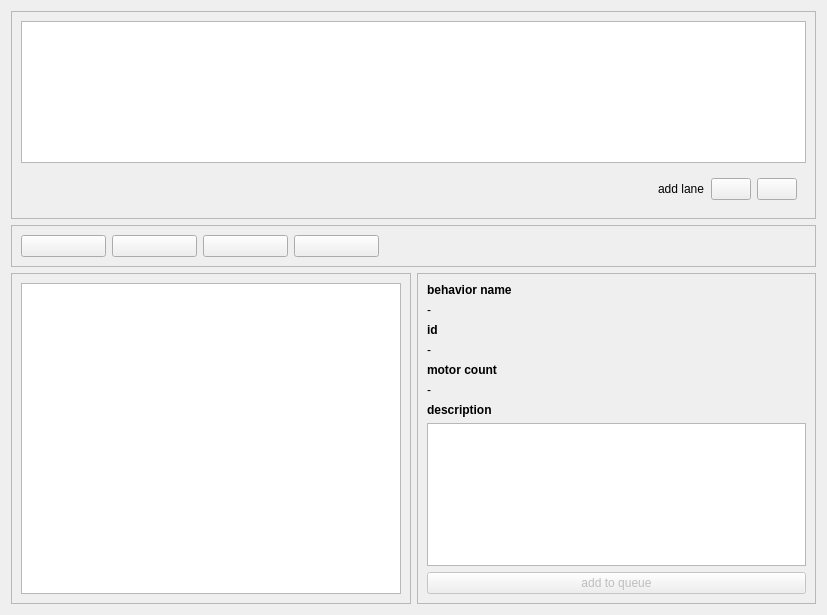
This is src/roboy_control/src/view/PlayerView/PlayerView.ui in letrend/roboy_control as Qt 5 draws it before an edit. The edited form follows.
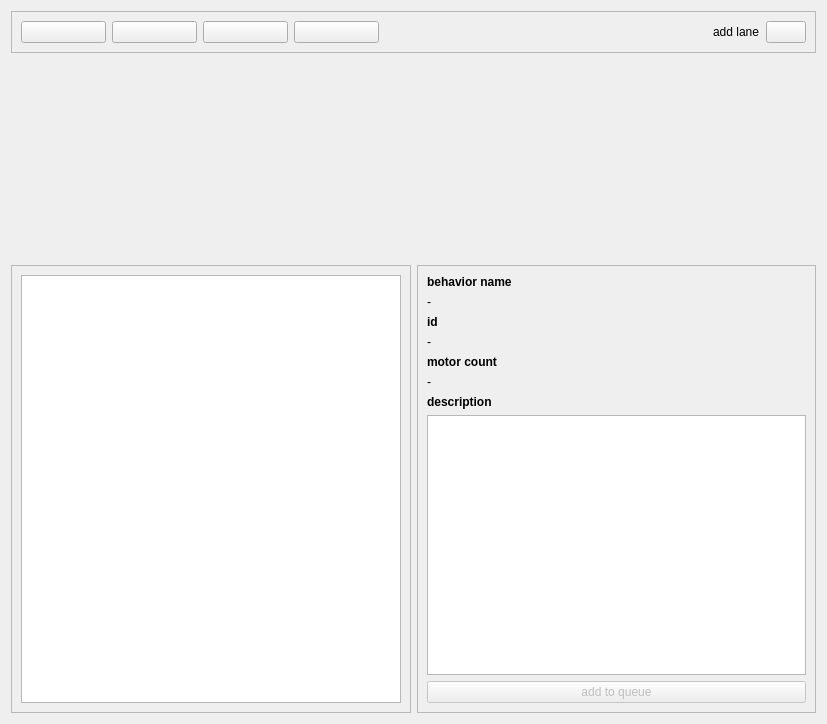
This is the edited form. Icons and pictures are not drawn. Custom widgets are drawn as their Qt base class.

Commit message: Added the MultiLaneView to the program. Currently it only renders to static items for demonstration purpose. Full functionality will be established within the next commits.

What changed in the file:
```diff
--- a/src/roboy_control/src/view/PlayerView/PlayerView.ui
+++ b/src/roboy_control/src/view/PlayerView/PlayerView.ui
@@ -7,7 +7,7 @@
     <x>0</x>
     <y>0</y>
     <width>827</width>
-    <height>615</height>
+    <height>724</height>
    </rect>
   </property>
   <property name="windowTitle">
@@ -17,85 +17,6 @@
    <string notr="true"/>
   </property>
   <layout class="QVBoxLayout" name="verticalLayout">
-   <item>
-    <widget class="QFrame" name="behaviorQueueFrame">
-     <property name="frameShape">
-      <enum>QFrame::StyledPanel</enum>
-     </property>
-     <property name="frameShadow">
-      <enum>QFrame::Raised</enum>
-     </property>
-     <layout class="QVBoxLayout" name="verticalLayout_6">
-      <item>
-       <widget class="QListView" name="behaviorQueueListView">
-        <property name="contextMenuPolicy">
-         <enum>Qt::CustomContextMenu</enum>
-        </property>
-        <property name="dragEnabled">
-         <bool>true</bool>
-        </property>
-        <property name="dragDropOverwriteMode">
-         <bool>true</bool>
-        </property>
-        <property name="dragDropMode">
-         <enum>QAbstractItemView::InternalMove</enum>
-        </property>
-        <property name="flow">
-         <enum>QListView::LeftToRight</enum>
-        </property>
-       </widget>
-      </item>
-      <item>
-       <widget class="QWidget" name="widget" native="true">
-        <layout class="QHBoxLayout" name="horizontalLayout_3">
-         <item>
-          <spacer name="horizontalSpacer_2">
-           <property name="orientation">
-            <enum>Qt::Horizontal</enum>
-           </property>
-           <property name="sizeHint" stdset="0">
-            <size>
-             <width>40</width>
-             <height>20</height>
-            </size>
-           </property>
-          </spacer>
-         </item>
-         <item>
-          <widget class="QLabel" name="label">
-           <property name="text">
-            <string>add lane</string>
-           </property>
-          </widget>
-         </item>
-         <item>
-          <widget class="QPushButton" name="pushButton_2">
-           <property name="text">
-            <string/>
-           </property>
-           <property name="icon">
-            <iconset resource="PlayerResources.qrc">
-             <normaloff>:/add-img.png</normaloff>:/add-img.png</iconset>
-           </property>
-          </widget>
-         </item>
-         <item>
-          <widget class="QPushButton" name="pushButton">
-           <property name="text">
-            <string/>
-           </property>
-           <property name="icon">
-            <iconset resource="PlayerResources.qrc">
-             <normaloff>:/remove-img.png</normaloff>:/remove-img.png</iconset>
-           </property>
-          </widget>
-         </item>
-        </layout>
-       </widget>
-      </item>
-     </layout>
-    </widget>
-   </item>
    <item>
     <widget class="QFrame" name="playControlsFrame">
      <property name="frameShape">
@@ -189,9 +110,37 @@
         </property>
        </spacer>
       </item>
+      <item>
+       <widget class="QLabel" name="label">
+        <property name="text">
+         <string>add lane</string>
+        </property>
+       </widget>
+      </item>
+      <item>
+       <widget class="QPushButton" name="pushButton_2">
+        <property name="text">
+         <string/>
+        </property>
+        <property name="icon">
+         <iconset resource="PlayerResources.qrc">
+          <normaloff>:/add-img.png</normaloff>:/add-img.png</iconset>
+        </property>
+       </widget>
+      </item>
      </layout>
     </widget>
    </item>
+   <item>
+    <widget class="MultiLaneView" name="multiLaneView" native="true">
+     <property name="minimumSize">
+      <size>
+       <width>0</width>
+       <height>200</height>
+      </size>
+     </property>
+    </widget>
+   </item>
    <item>
     <widget class="QWidget" name="behaviorSelectionFrame" native="true">
      <layout class="QHBoxLayout" name="horizontalLayout">
@@ -333,6 +282,14 @@
    </item>
   </layout>
  </widget>
+ <customwidgets>
+  <customwidget>
+   <class>MultiLaneView</class>
+   <extends>QWidget</extends>
+   <header>view/PlayerView/MultiLaneView/MultiLaneView.h</header>
+   <container>1</container>
+  </customwidget>
+ </customwidgets>
  <resources>
   <include location="PlayerResources.qrc"/>
  </resources>
```
The commit also changes 358 other files.
